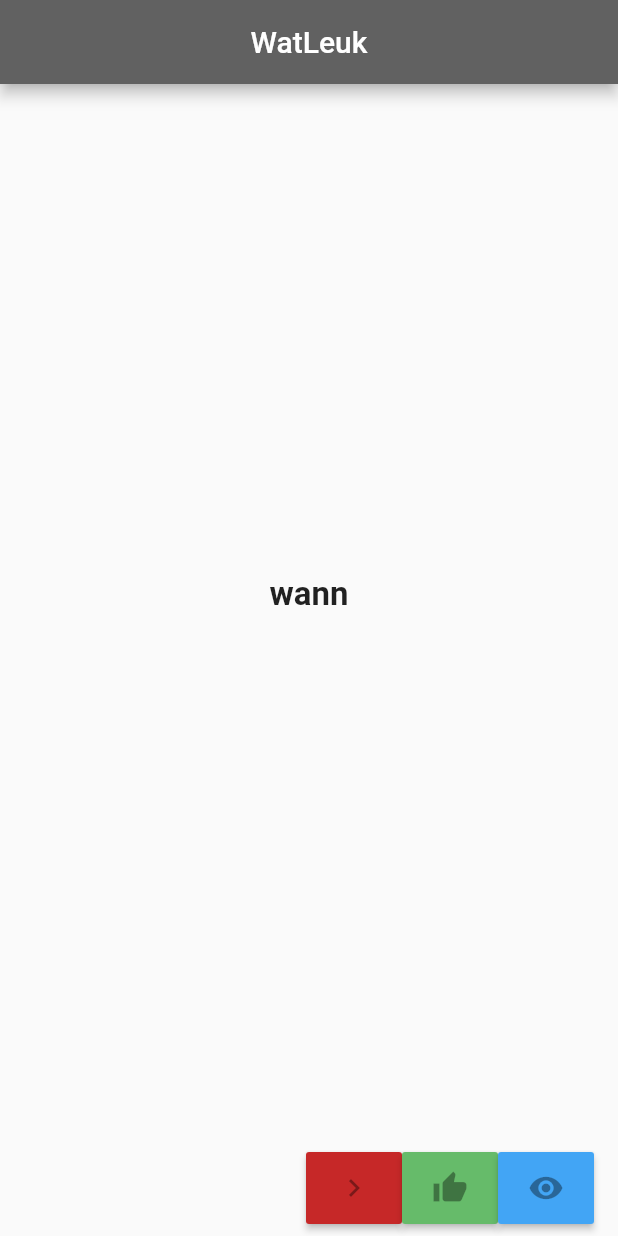
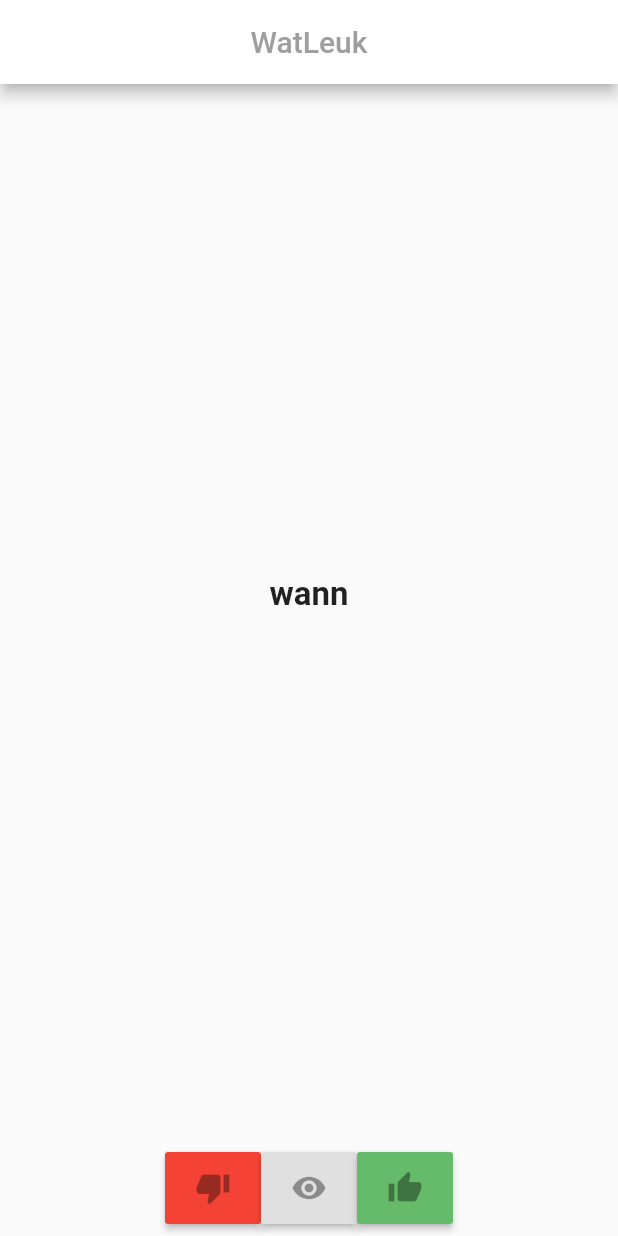
Before and after one commit to serious6/WatLeuk, a Flutter app: the screen it shows after launch, on a phone screen of 412 x 824 dp. Run offline on Flutter 3.47's test engine with Material 2 defaults, Android fonts, the phone set to English and light mode, and no system bars.

Commit message:
nüscht außer design

```diff
--- a/lib/main.dart
+++ b/lib/main.dart
@@ -24,8 +24,9 @@ class MyApp extends StatelessWidget {
               child: new Text(
             _title,
             textAlign: TextAlign.center,
+            style: TextStyle(color: Colors.grey),
           )),
-          backgroundColor: Colors.grey[700],
+          backgroundColor: Colors.white,
         ),
         body: _maskWidget,
       ),
--- a/lib/screen/main_translation_screen.dart
+++ b/lib/screen/main_translation_screen.dart
@@ -71,49 +71,38 @@ class _TranslatorState extends State<MainTranslationScreen> {
             ),
           ]),
       bottomNavigationBar: new ButtonBar(
-        alignment: MainAxisAlignment.end,
+        alignment: MainAxisAlignment.spaceEvenly,
         children: <Widget>[
           new Visibility(
             visible: !_endOfGame,
+            replacement: new RaisedButton(
+                color: Colors.blue[400],
+                onPressed: _reset,
+                child: IconButton(
+                  color: Colors.black,
+                  icon: Icon(Icons.refresh),
+                )),
             child: new Row(
-              mainAxisAlignment: MainAxisAlignment.spaceEvenly,
               children: <Widget>[
                 new RaisedButton(
-                    color: Colors.red[800],
+                    color: Colors.red,
                     onPressed: _nextTranslationWithFailed,
                     child: IconButton(
-                      color: Colors.black,
-                      icon: Icon(Icons.navigate_next),
-                    )),
-                new RaisedButton(
-                    color: Colors.green[400],
-                    onPressed: _nextTranslationWithSuccess,
-                    child: IconButton(
-                      color: Colors.black,
-                      icon: Icon(Icons.thumb_up),
+                      icon: Icon(Icons.thumb_down),
                     )),
                 new IgnorePointer(
                   ignoring: _watchPressed,
                   child: new RaisedButton(
                     onPressed: _unmask,
-                    color: Colors.blue[400],
+                    color: Colors.grey[300],
                     child: IconButton(icon: Icon(Icons.remove_red_eye)),
                   ),
                 ),
-              ],
-            ),
-          ),
-          new Visibility(
-            visible: _endOfGame,
-            child: new Row(
-              mainAxisAlignment: MainAxisAlignment.spaceEvenly,
-              children: <Widget>[
                 new RaisedButton(
-                    color: Colors.blue[400],
-                    onPressed: _reset,
+                    color: Colors.green[400],
+                    onPressed: _nextTranslationWithSuccess,
                     child: IconButton(
-                      color: Colors.black,
-                      icon: Icon(Icons.refresh),
+                      icon: Icon(Icons.thumb_up),
                     )),
               ],
             ),
```
